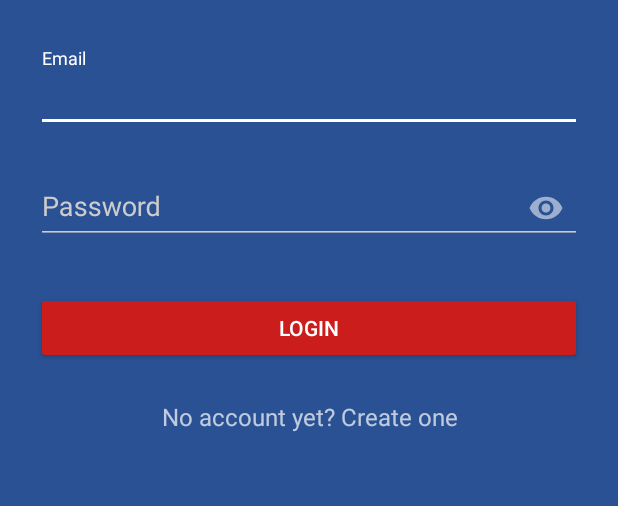
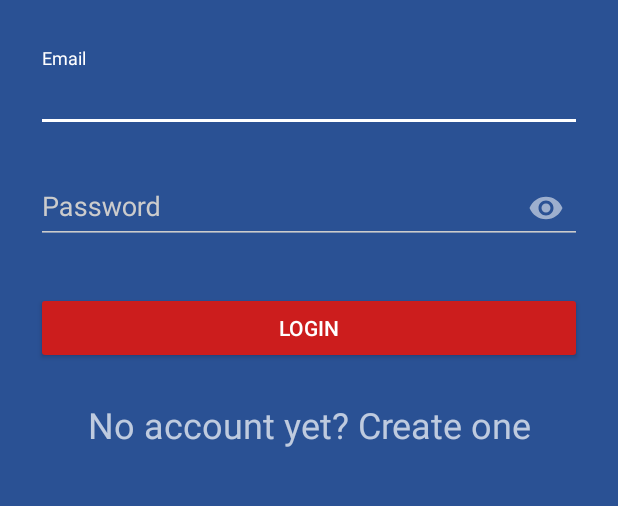
Before and after one commit to psobow/Smart-Scale-android-app, an Android app: the screen it shows after launch (LoginActivity), on a phone screen of 412 x 824 dp, the part 312-818 px from its top. Run offline under Robolectric (Android 15) with nearby library versions, the phone set to English and light mode, and no system bars; our stand-ins replace ButterKnife.

Commit message:
Add packages

```diff
--- a/app/src/main/java/com/sobow/smartscale/BluetoothActivity.java
+++ b/app/src/main/java/com/sobow/smartscale/activities/BluetoothActivity.java
@@ -1,4 +1,4 @@
-package com.sobow.smartscale;
+package com.sobow.smartscale.activities;
 
 import android.Manifest;
 import android.bluetooth.BluetoothAdapter;
@@ -20,6 +20,10 @@ import android.widget.Toast;
 import androidx.annotation.RequiresApi;
 import androidx.appcompat.app.AppCompatActivity;
 import androidx.localbroadcastmanager.content.LocalBroadcastManager;
+
+import com.sobow.smartscale.DeviceListAdapter;
+import com.sobow.smartscale.R;
+import com.sobow.smartscale.services.BluetoothConnectionService;
 
 import java.util.ArrayList;
 import java.util.UUID;
--- a/app/src/main/java/com/sobow/smartscale/LoginActivity.java
+++ b/app/src/main/java/com/sobow/smartscale/activities/LoginActivity.java
@@ -1,4 +1,4 @@
-package com.sobow.smartscale;
+package com.sobow.smartscale.activities;
 
 import android.app.ProgressDialog;
 import android.content.Intent;
@@ -11,6 +11,8 @@ import android.widget.TextView;
 import android.widget.Toast;
 
 import androidx.appcompat.app.AppCompatActivity;
+
+import com.sobow.smartscale.R;
 
 import java.io.IOException;
 
--- a/app/src/main/java/com/sobow/smartscale/MainActivity.java
+++ b/app/src/main/java/com/sobow/smartscale/activities/MainActivity.java
@@ -1,4 +1,4 @@
-package com.sobow.smartscale;
+package com.sobow.smartscale.activities;
 
 import android.app.Activity;
 import android.content.Intent;
@@ -11,6 +11,8 @@ import android.widget.Button;
 import android.widget.ListView;
 
 import androidx.appcompat.app.AppCompatActivity;
+
+import com.sobow.smartscale.R;
 
 import java.util.ArrayList;
 import java.util.List;
--- a/app/src/main/java/com/sobow/smartscale/SignupActivity.java
+++ b/app/src/main/java/com/sobow/smartscale/activities/SignupActivity.java
@@ -1,4 +1,4 @@
-package com.sobow.smartscale;
+package com.sobow.smartscale.activities;
 
 import android.app.ProgressDialog;
 import android.content.Intent;
@@ -16,6 +16,7 @@ import androidx.appcompat.app.AppCompatActivity;
 
 import com.fasterxml.jackson.core.JsonProcessingException;
 import com.fasterxml.jackson.databind.ObjectMapper;
+import com.sobow.smartscale.R;
 import com.sobow.smartscale.dto.UserDto;
 
 import java.io.IOException;
--- a/app/src/main/java/com/sobow/smartscale/BluetoothConnectionService.java
+++ b/app/src/main/java/com/sobow/smartscale/services/BluetoothConnectionService.java
@@ -1,4 +1,4 @@
-package com.sobow.smartscale;
+package com.sobow.smartscale.services;
 
 
 import android.app.ProgressDialog;
--- a/app/src/main/res/layout/activity_bluetooth.xml
+++ b/app/src/main/res/layout/activity_bluetooth.xml
@@ -13,7 +13,7 @@
             android:paddingLeft="24dp"
             android:paddingTop="56dp"
             android:paddingRight="24dp"
-            tools:context=".BluetoothActivity">
+            tools:context=".activities.BluetoothActivity">
 
         <ImageView
                 android:layout_width="wrap_content"
--- a/app/src/main/res/layout/activity_login.xml
+++ b/app/src/main/res/layout/activity_login.xml
@@ -62,13 +62,14 @@
             android:padding="12dp"
             android:text="Login"/>
 
-        <TextView android:id="@+id/link_signup"
-            android:layout_width="fill_parent"
-            android:layout_height="wrap_content"
-            android:layout_marginBottom="24dp"
-            android:text="No account yet? Create one"
-            android:gravity="center"
-            android:textSize="16dip"/>
+        <TextView
+                android:id="@+id/link_signup"
+                android:layout_width="fill_parent"
+                android:layout_height="wrap_content"
+                android:layout_marginBottom="24dp"
+                android:gravity="center"
+                android:text="No account yet? Create one"
+                android:textSize="24sp" />
 
     </LinearLayout>
 </ScrollView>
--- a/app/src/main/res/menu/menu_main.xml
+++ b/app/src/main/res/menu/menu_main.xml
@@ -1,6 +1,7 @@
 <menu xmlns:android="http://schemas.android.com/apk/res/android"
     xmlns:app="http://schemas.android.com/apk/res-auto"
-    xmlns:tools="http://schemas.android.com/tools" tools:context=".MainActivity">
+        xmlns:tools="http://schemas.android.com/tools"
+        tools:context=".activities.MainActivity">
     <item android:id="@+id/action_settings" android:title="@string/action_settings"
         android:orderInCategory="100" app:showAsAction="never" />
 </menu>
```
Also changed, not shown: app/src/main/AndroidManifest.xml (+4 -4 lines), app/src/main/res/layout/activity_signup.xml (+8 -7 lines).
